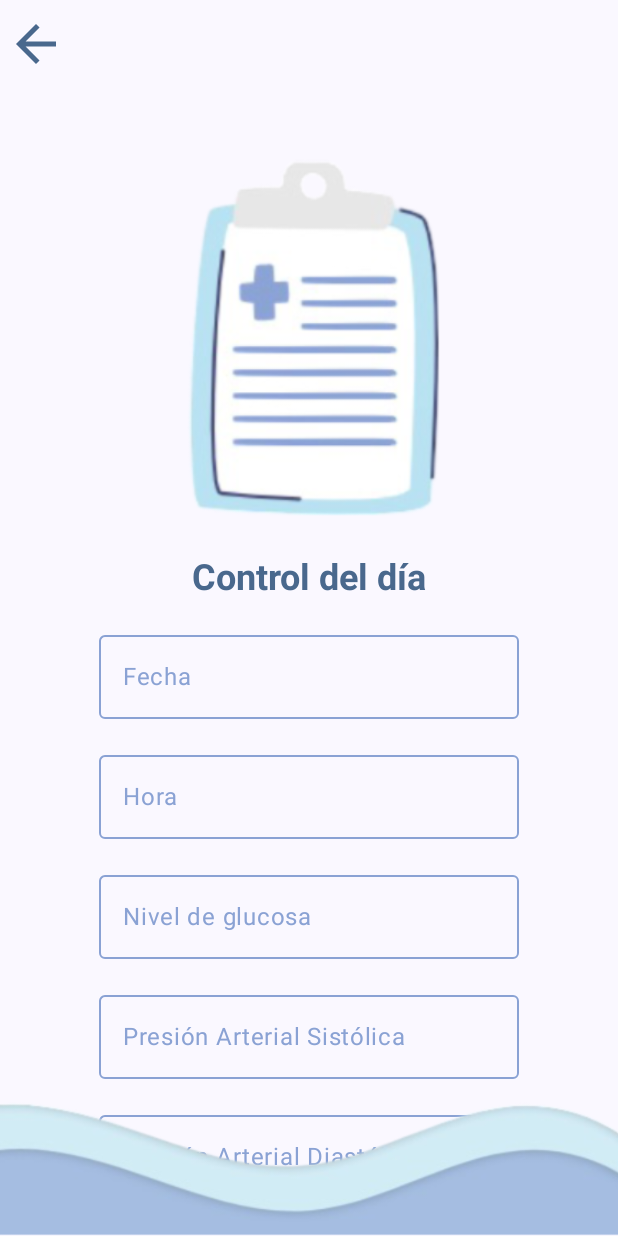
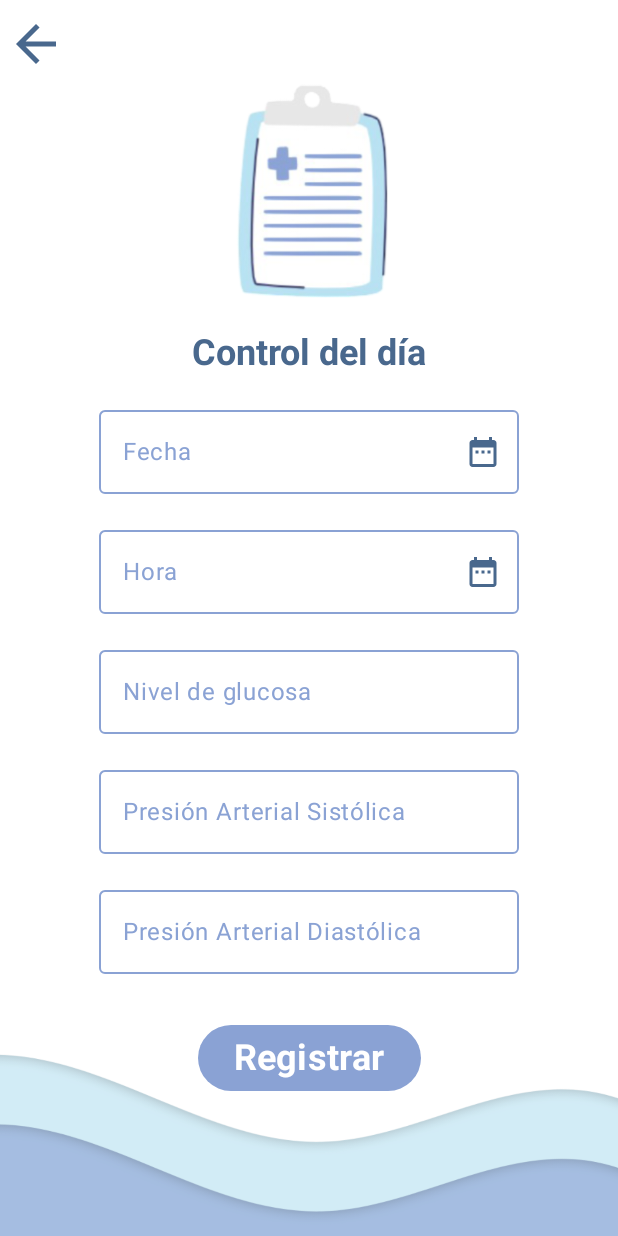
Before and after one commit to MarNess24/LifeMetrics, an Android app built with Jetpack Compose: the composable ControlDiaView called with empty values, on a phone screen of 412 x 824 dp. Run offline under Robolectric (Android 15) with nearby library versions, the phone set to English and light mode, and no system bars.

Commit message:
App v1.1

```diff
--- a/app/src/main/java/com/example/lifemetrics/components/BarComponents.kt
+++ b/app/src/main/java/com/example/lifemetrics/components/BarComponents.kt
@@ -133,7 +133,7 @@ fun TitleBarC(navController: NavController) {
         modifier = Modifier
             .fillMaxWidth()
             .statusBarsPadding()
-            .height(100.dp)
+            .height(50.dp)
             .padding(0.dp),
 
         ) {
--- a/app/src/main/java/com/example/lifemetrics/views/ControlDiaView.kt
+++ b/app/src/main/java/com/example/lifemetrics/views/ControlDiaView.kt
@@ -14,9 +14,12 @@ import androidx.compose.foundation.layout.fillMaxWidth
 import androidx.compose.foundation.layout.height
 import androidx.compose.foundation.layout.padding
 import androidx.compose.foundation.layout.size
+import androidx.compose.material.icons.Icons
+import androidx.compose.material.icons.filled.DateRange
 import androidx.compose.material3.Button
 import androidx.compose.material3.ButtonDefaults
 import androidx.compose.material3.ExperimentalMaterial3Api
+import androidx.compose.material3.Icon
 import androidx.compose.material3.MaterialTheme
 import androidx.compose.material3.OutlinedTextField
 import androidx.compose.material3.Scaffold
@@ -47,7 +50,12 @@ import java.util.Calendar
 fun ControlDiaView(navController: NavController, id: String) {
     Scaffold {
         Box(modifier = Modifier.fillMaxSize()) {
-
+            Image(
+                painter = painterResource(id = R.drawable.item5),
+                contentDescription = "Imagen1",
+                modifier = Modifier.fillMaxSize(),
+                contentScale = ContentScale.Crop
+            )
             Column(
                 modifier = Modifier
                     .fillMaxWidth()
@@ -63,21 +71,21 @@ fun ControlDiaView(navController: NavController, id: String) {
                 Image(
                     painter = painterResource(id = R.drawable.registro),
                     contentDescription = "registro",
-                    modifier = Modifier.size(250.dp)  // Ajusta el tamaño de la imagen
+                    modifier = Modifier.size(150.dp)  // Ajusta el tamaño de la imagen
                 )
 
 
                 ContentControlDiaView(navController, id)
             }
-            Image(
-                painter = painterResource(id = R.drawable.piepagcontroldia),
-                contentDescription = "piepag",
-                modifier = Modifier
-                    .fillMaxWidth()
-                    .height(90.dp)
-                    .align(Alignment.BottomCenter),
-                contentScale = ContentScale.Crop
-            )
+//            Image(
+//                painter = painterResource(id = R.drawable.piepagcontroldia),
+//                contentDescription = "piepag",
+//                modifier = Modifier
+//                    .fillMaxWidth()
+//                    .height(90.dp)
+//                    .align(Alignment.BottomCenter),
+//                contentScale = ContentScale.Crop
+//            )
         }
     }
 }
@@ -134,14 +142,45 @@ fun ContentControlDiaView(navController: NavController, id: String) {
             Spacer(modifier = Modifier.height(16.dp))
 
             // Campo de texto para la fecha con un botón para abrir el DatePicker
+//            OutlinedTextField(
+//                value = fecha,
+//                onValueChange = { },
+//                label = { Text("Fecha") },
+//                modifier = Modifier
+//                    .align(Alignment.CenterHorizontally)
+//                    .clickable { showDatePicker(context, { selectedDate -> fecha = selectedDate }) },
+//                readOnly = true,  // Hace que el campo sea solo lectura
+//                colors = TextFieldDefaults.outlinedTextFieldColors(
+//                    focusedBorderColor = Color(0xFF49688d),
+//                    unfocusedBorderColor = Color(0xFF8aa2d4),
+//                    focusedLabelColor = Color(0xFF49688d),
+//                    unfocusedLabelColor = Color(0xFF8aa2d4),
+//                )
+//            )
+
             OutlinedTextField(
                 value = fecha,
                 onValueChange = { },
                 label = { Text("Fecha") },
+                readOnly = true,  // Campo de solo lectura
                 modifier = Modifier
-                    .align(Alignment.CenterHorizontally)
-                    .clickable { showDatePicker(context, { selectedDate -> fecha = selectedDate }) },
-                readOnly = true,  // Hace que el campo sea solo lectura
+                    .clickable {
+                        showDatePicker(context) { selectedDate ->
+                            fecha = selectedDate
+                        }
+                    },
+                trailingIcon = {
+                    Icon(
+                        imageVector = Icons.Default.DateRange, // Icono de calendario
+                        contentDescription = "Seleccionar fecha",
+                        tint = Color(0xFF49688d),
+                        modifier = Modifier.clickable {
+                            showDatePicker(context) { selectedDate ->
+                                fecha = selectedDate
+                            }
+                        }
+                    )
+                },
                 colors = TextFieldDefaults.outlinedTextFieldColors(
                     focusedBorderColor = Color(0xFF49688d),
                     unfocusedBorderColor = Color(0xFF8aa2d4),
@@ -153,14 +192,45 @@ fun ContentControlDiaView(navController: NavController, id: String) {
             Spacer(modifier = Modifier.height(16.dp))
 
             // Campo de texto para la hora con un botón para abrir el TimePicker
+//            OutlinedTextField(
+//                value = hora,
+//                onValueChange = { },
+//                label = { Text("Hora") },
+//                modifier = Modifier
+//                    .align(Alignment.CenterHorizontally)
+//                    .clickable { showTimePicker(context, { selectedTime -> hora = selectedTime }) },
+//                readOnly = true,  // Hace que el campo sea solo lectura
+//                colors = TextFieldDefaults.outlinedTextFieldColors(
+//                    focusedBorderColor = Color(0xFF49688d),
+//                    unfocusedBorderColor = Color(0xFF8aa2d4),
+//                    focusedLabelColor = Color(0xFF49688d),
+//                    unfocusedLabelColor = Color(0xFF8aa2d4),
+//                )
+//            )
+
             OutlinedTextField(
                 value = hora,
                 onValueChange = { },
                 label = { Text("Hora") },
+                readOnly = true,  // Campo de solo lectura
                 modifier = Modifier
-                    .align(Alignment.CenterHorizontally)
-                    .clickable { showTimePicker(context, { selectedTime -> hora = selectedTime }) },
-                readOnly = true,  // Hace que el campo sea solo lectura
+                    .clickable {
+                        showTimePicker(context) { selectedTime ->
+                            hora = selectedTime
+                        }
+                    },
+                trailingIcon = {
+                    Icon(
+                        imageVector = Icons.Default.DateRange, // Icono de reloj
+                        contentDescription = "Seleccionar hora",
+                        tint = Color(0xFF49688d),
+                        modifier = Modifier.clickable {
+                            showTimePicker(context) { selectedTime ->
+                                hora = selectedTime
+                            }
+                        }
+                    )
+                },
                 colors = TextFieldDefaults.outlinedTextFieldColors(
                     focusedBorderColor = Color(0xFF49688d),
                     unfocusedBorderColor = Color(0xFF8aa2d4),
@@ -168,6 +238,7 @@ fun ContentControlDiaView(navController: NavController, id: String) {
                     unfocusedLabelColor = Color(0xFF8aa2d4),
                 )
             )
+
 
             Spacer(modifier = Modifier.height(16.dp))
             OutlinedTextField(
@@ -222,7 +293,7 @@ fun ContentControlDiaView(navController: NavController, id: String) {
                     presionDiastolica = presiondiastolica,
                     onSuccess = {
                         // Mensaje de éxito o navegación
-                        mensajeExito = "Registro registrado exitosamente"
+                        mensajeExito = ""
                         mensajeError = ""
                         navController.popBackStack()
                     },
@@ -235,12 +306,13 @@ fun ContentControlDiaView(navController: NavController, id: String) {
             },
                 modifier = Modifier.align(Alignment.CenterHorizontally),
                 colors = ButtonDefaults.buttonColors(
-                    containerColor = Color(0xFF8aa2d4)
+                    containerColor = Color(138,162,212)
                 )) {
                 Text(
                     text = "Registrar",
                     fontWeight = FontWeight.Bold,
-                    fontSize = 24.sp
+                    fontSize = 24.sp,
+                    color = Color.White
                 )
                 Spacer(modifier = Modifier.height(5.dp)) // Añadir un espacio antes de la imagen
                 // Mostrar mensajes de error o éxito
--- a/app/src/main/java/com/example/lifemetrics/views/HistorialView.kt
+++ b/app/src/main/java/com/example/lifemetrics/views/HistorialView.kt
@@ -76,9 +76,9 @@ fun HistorialScreen(navController: NavController, id: String, nombre: String, ed
 
             Column {
                 Text(text = "Nombre: ${nombre}", fontWeight = FontWeight.Bold, color = Color(0xFF5A5A5A))
-                Text(text = "Edad: ${edad}", fontWeight = FontWeight.Bold, color = Color(0xFF5A5A5A))
+                Text(text = "Edad: ${edad} años", fontWeight = FontWeight.Bold, color = Color(0xFF5A5A5A))
                 Text(text = "Sexo: ${sexo}", fontWeight = FontWeight.Bold, color = Color(0xFF5A5A5A))
-                Text(text = "Peso: ${peso}", fontWeight = FontWeight.Bold, color = Color(0xFF5A5A5A))
+                Text(text = "Peso: ${peso} kg", fontWeight = FontWeight.Bold, color = Color(0xFF5A5A5A))
                 Text(text = "Altura: ${altura}m", fontWeight = FontWeight.Bold, color = Color(0xFF5A5A5A))
             }
 
--- a/app/src/main/java/com/example/lifemetrics/views/RegistrosView.kt
+++ b/app/src/main/java/com/example/lifemetrics/views/RegistrosView.kt
@@ -93,7 +93,7 @@ fun RegistrosView(navController: NavController, sessionManager: SessionManager)
         // Botón "Agregar"
         FloatingActionButton (
             onClick = { navController.navigate("Pacientes") },
-            containerColor = Color ( 0xFF6481C1 ),
+            containerColor =  Color(138, 162, 212),
             contentColor = Color.White,
             shape = CircleShape,
             modifier = Modifier
```
Also changed, not shown: app/src/main/java/com/example/lifemetrics/components/BodyComponents.kt (+40 -1 lines), app/src/main/java/com/example/lifemetrics/views/DatosPaciente.kt (+19 -13 lines), app/src/main/java/com/example/lifemetrics/views/LoginView.kt (+8 -8 lines), app/src/main/java/com/example/lifemetrics/views/Registrar.kt (+9 -8 lines), app/src/main/res/drawable/item5.png (added).
